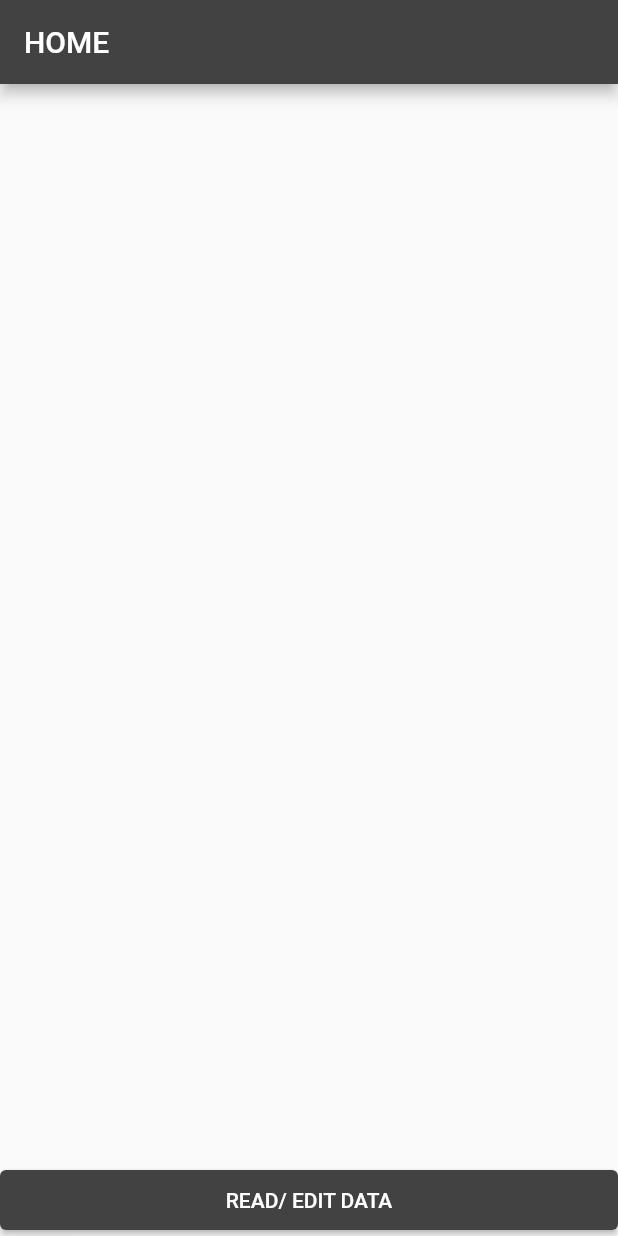
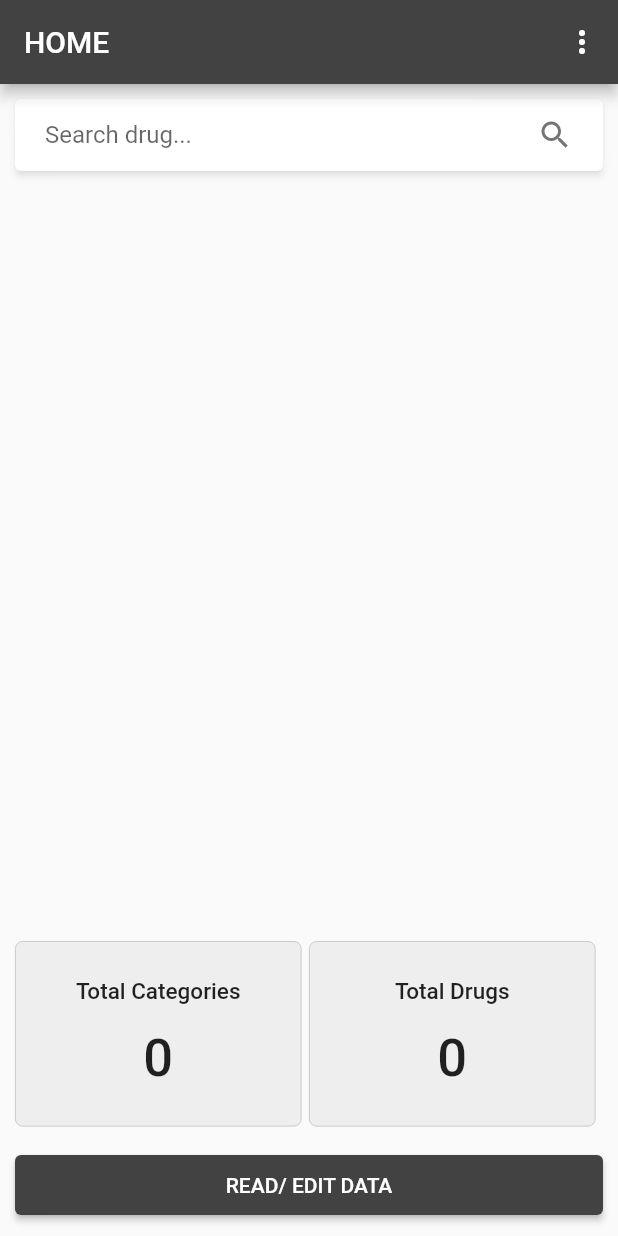
Before and after one commit to MyoniM/medical_drug_note, a Flutter app: the screen it shows after launch, on a phone screen of 412 x 824 dp. Run offline on Flutter 3.47's test engine with Material 2 defaults, Android fonts, the phone set to English and light mode, and no system bars; drawn by our look-alikes of material_floating_search_bar; our stand-ins replace sqflite; missing offline and left inert: flutter_treeview; accounts and stored records are empty.

Commit message:
feature: :stat on home page

```diff
--- a/lib/screens/home.dart
+++ b/lib/screens/home.dart
@@ -1,4 +1,6 @@
 import 'package:flutter/material.dart';
+import 'package:material_floating_search_bar/material_floating_search_bar.dart';
+import 'package:nest/db/db.dart';
 
 class Home extends StatefulWidget {
   const Home({Key? key}) : super(key: key);
@@ -11,20 +13,99 @@ class _HomeState extends State<Home> {
   @override
   Widget build(BuildContext context) {
     var mq = MediaQuery.of(context).size;
+    final isPortrait =
+        MediaQuery.of(context).orientation == Orientation.portrait;
+
     return Scaffold(
       appBar: AppBar(
         title: const Text("HOME"),
+        actions: [
+          PopupMenuButton(
+            onSelected: (val) {
+              if (val == 1) {}
+            },
+            itemBuilder: (context) => [
+              const PopupMenuItem(
+                child: Text("About"),
+                value: 1,
+              ),
+            ],
+          ),
+        ],
       ),
       body: SafeArea(
-        child: SizedBox(
+        child: Container(
+          padding: const EdgeInsets.all(10),
           width: double.infinity,
           child: Column(
             crossAxisAlignment: CrossAxisAlignment.center,
             children: [
+              Expanded(
+                child: FloatingSearchBar(
+                  hint: 'Search drug...',
+                  elevation: 2.0,
+                  margins: const EdgeInsets.all(0),
+                  backdropColor: Colors.transparent,
+                  width: double.infinity,
+                  transition: CircularFloatingSearchBarTransition(),
+                  openAxisAlignment: 0.0,
+                  debounceDelay: const Duration(milliseconds: 500),
+                  onQueryChanged: (query) {
+                    // Call your model, bloc, controller here.
+                  },
+                  builder: (context, transition) {
+                    return ClipRRect(
+                      borderRadius: BorderRadius.circular(8),
+                      child: Material(
+                        color: Colors.white,
+                        elevation: 2.0,
+                        child: Column(
+                          children: [
+                            Container(
+                              padding: const EdgeInsets.symmetric(vertical: 20),
+                              child: const Center(
+                                child: Text(
+                                  "No recent searches",
+                                  style: TextStyle(color: Colors.grey),
+                                ),
+                              ),
+                            )
+                          ],
+                          // mainAxisSize: MainAxisSize.min,
+                          // children: Colors.accents.map((color) {
+                          //   return Container(height: 112, color: color);
+                          // }).toList(),
+                        ),
+                      ),
+                    );
+                  },
+                ),
+              ),
               const Spacer(),
+              FutureBuilder<List<int>>(
+                future: Future.wait([
+                  DrugDb.instance.getDrugCount(),
+                  DrugDb.instance.getCategoryCount(),
+                ]),
+                builder: (_, snapshot) {
+                  if (snapshot.hasData) {
+                    var data = snapshot.data!;
+                    return Row(
+                      children: [
+                        Expanded(child: Stat(mq, "Categories", data[1])),
+                        Expanded(child: Stat(mq, "Drugs", data[0])),
+                      ],
+                    );
+                  }
+                  return const CircularProgressIndicator();
+                },
+              ),
+              const SizedBox(height: 15),
               ElevatedButton(
                 onPressed: () {
-                  Navigator.of(context).pushNamed("/mainDrugs");
+                  Navigator.of(context).pushNamed("/mainDrugs").then((value) {
+                    setState(() {});
+                  });
                 },
                 style: ElevatedButton.styleFrom(
                     minimumSize: const Size(double.infinity, 40)),
@@ -36,4 +117,31 @@ class _HomeState extends State<Home> {
       ),
     );
   }
+
+  Widget Stat(Size mq, String title, int count) {
+    return Container(
+      margin: const EdgeInsets.only(right: 5),
+      padding: const EdgeInsets.symmetric(vertical: 5),
+      height: mq.height * .15,
+      decoration: BoxDecoration(
+        color: Colors.grey.shade200,
+        borderRadius: BorderRadius.circular(5),
+        border: Border.all(color: Colors.grey.shade400, width: .5),
+      ),
+      child: Column(
+        mainAxisAlignment: MainAxisAlignment.center,
+        children: [
+          Text(
+            "Total $title",
+            style: const TextStyle(fontWeight: FontWeight.w500, fontSize: 15),
+          ),
+          const SizedBox(height: 15),
+          Text(
+            count.toString(),
+            style: const TextStyle(fontWeight: FontWeight.w500, fontSize: 35),
+          ),
+        ],
+      ),
+    );
+  }
 }
--- a/lib/screens/main_drugs.dart
+++ b/lib/screens/main_drugs.dart
@@ -25,7 +25,7 @@ class _MainDrugsState extends State<MainDrugs> {
     var mq = MediaQuery.of(context).size;
     return Scaffold(
       appBar: AppBar(
-        title: const Text("MAIN DRUGS"),
+        title: const Text("DRUG CATEGORIES"),
       ),
       body: SafeArea(
         child: FutureBuilder<List<DrugContainer>>(
@@ -118,7 +118,7 @@ class _MainDrugsState extends State<MainDrugs> {
       ),
       floatingActionButton: FloatingActionButton.extended(
         backgroundColor: Theme.of(context).primaryColor,
-        label: const Text("ADD DRUG CONTAINER"),
+        label: const Text("ADD DRUG CATEGORY"),
         onPressed: () {
           _show(context);
         },
--- a/pubspec.yaml
+++ b/pubspec.yaml
@@ -37,6 +37,8 @@ dependencies:
   path_provider: ^2.0.1
   sqflite: ^2.0.0+4
   flutter_treeview: ^1.0.6+1
+  material_floating_search_bar: ^0.3.6
+  shared_preferences: ^2.0.9
 
 dev_dependencies:
   flutter_test:
```
Also changed, not shown: lib/db/db.dart (+12 -0 lines), .VSCodeCounter/2021-12-01_10-31-46/results.csv (added), .VSCodeCounter/2021-12-01_10-31-46/results.txt (added), pubspec.lock, 2 other files.
